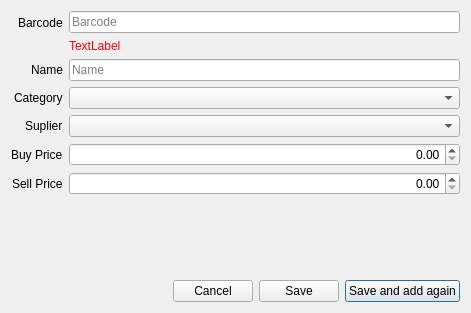
Old version of the form libgui/item/additemdialog.ui in the repository apinprastya/sultan.
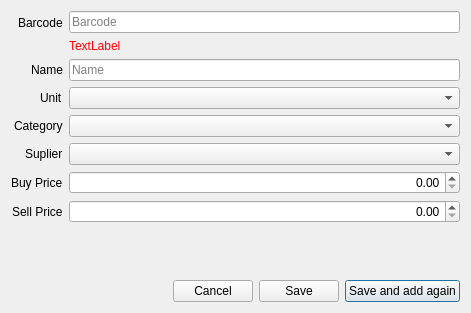
New version of the form.

Diff of the .ui file:
```diff
--- a/libgui/item/additemdialog.ui
+++ b/libgui/item/additemdialog.ui
@@ -67,34 +67,34 @@
        </property>
       </widget>
      </item>
-     <item row="2" column="0">
+     <item row="3" column="0">
       <widget class="QLabel" name="label_3">
        <property name="text">
         <string>Category</string>
        </property>
       </widget>
      </item>
-     <item row="2" column="1">
+     <item row="3" column="1">
       <widget class="QComboBox" name="comboCategory"/>
      </item>
-     <item row="3" column="0">
+     <item row="4" column="0">
       <widget class="QLabel" name="label_4">
        <property name="text">
         <string>Suplier</string>
        </property>
       </widget>
      </item>
-     <item row="3" column="1">
+     <item row="4" column="1">
       <widget class="QComboBox" name="comboSuplier"/>
      </item>
-     <item row="4" column="0">
+     <item row="5" column="0">
       <widget class="QLabel" name="label_6">
        <property name="text">
         <string>Buy Price</string>
        </property>
       </widget>
      </item>
-     <item row="4" column="1">
+     <item row="5" column="1">
       <widget class="QDoubleSpinBox" name="doubleBuyPrice">
        <property name="alignment">
         <set>Qt::AlignRight|Qt::AlignTrailing|Qt::AlignVCenter</set>
@@ -104,14 +104,14 @@
        </property>
       </widget>
      </item>
-     <item row="5" column="0">
+     <item row="6" column="0">
       <widget class="QLabel" name="label_7">
        <property name="text">
         <string>Sell Price</string>
        </property>
       </widget>
      </item>
-     <item row="5" column="1">
+     <item row="6" column="1">
       <widget class="QDoubleSpinBox" name="doubleSellPrice">
        <property name="alignment">
         <set>Qt::AlignRight|Qt::AlignTrailing|Qt::AlignVCenter</set>
@@ -121,6 +121,16 @@
        </property>
       </widget>
      </item>
+     <item row="2" column="0">
+      <widget class="QLabel" name="label_5">
+       <property name="text">
+        <string>Unit</string>
+       </property>
+      </widget>
+     </item>
+     <item row="2" column="1">
+      <widget class="QComboBox" name="comboUnit"/>
+     </item>
     </layout>
    </item>
    <item>
```
Left out of the diff: 2 changed lines with no effect on the pictures.
